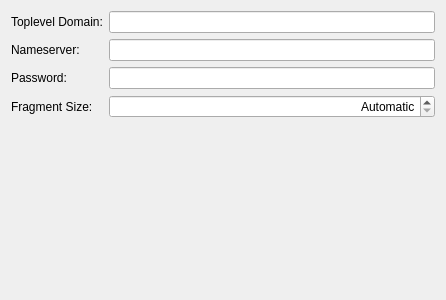
Old version of the form vpn/iodine/iodine.ui in the repository KDE/plasma-nm.
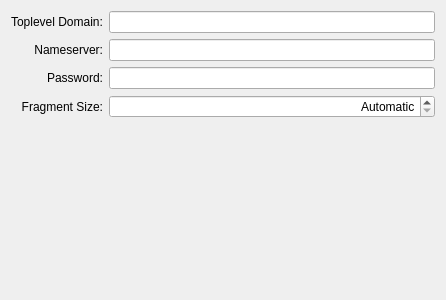
New version of the form. Custom widgets are drawn as their Qt base class.

What changed in the file:
```diff
--- a/vpn/iodine/iodine.ui
+++ b/vpn/iodine/iodine.ui
@@ -26,6 +26,9 @@
      <property name="text">
       <string>Nameserver:</string>
      </property>
+     <property name="alignment">
+      <set>Qt::AlignRight|Qt::AlignTrailing|Qt::AlignVCenter</set>
+     </property>
     </widget>
    </item>
    <item row="1" column="1">
@@ -36,6 +39,9 @@
      <property name="text">
       <string>Password:</string>
      </property>
+     <property name="alignment">
+      <set>Qt::AlignRight|Qt::AlignTrailing|Qt::AlignVCenter</set>
+     </property>
     </widget>
    </item>
    <item row="2" column="1">
@@ -50,6 +56,9 @@
      <property name="text">
       <string>Fragment Size:</string>
      </property>
+     <property name="alignment">
+      <set>Qt::AlignRight|Qt::AlignTrailing|Qt::AlignVCenter</set>
+     </property>
     </widget>
    </item>
    <item row="3" column="1">
```
